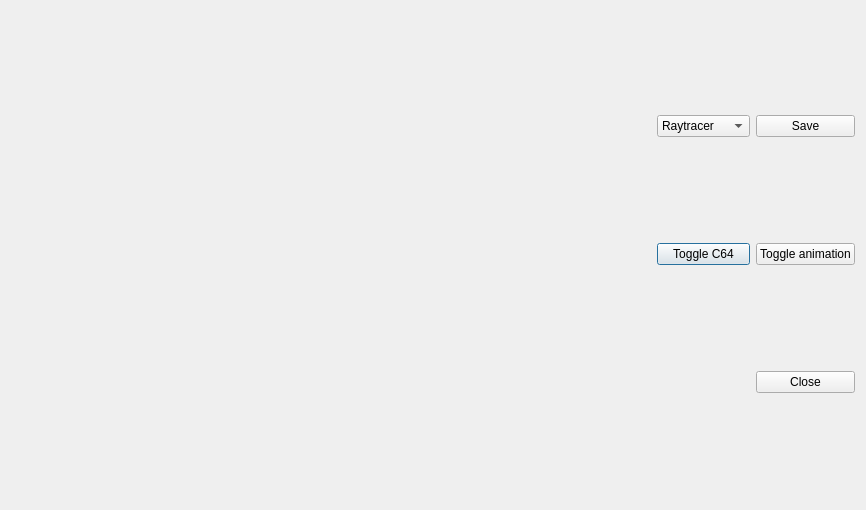
leuat/fjong, file fjong/source/forms/dialogeffects.ui: the form before one commit.
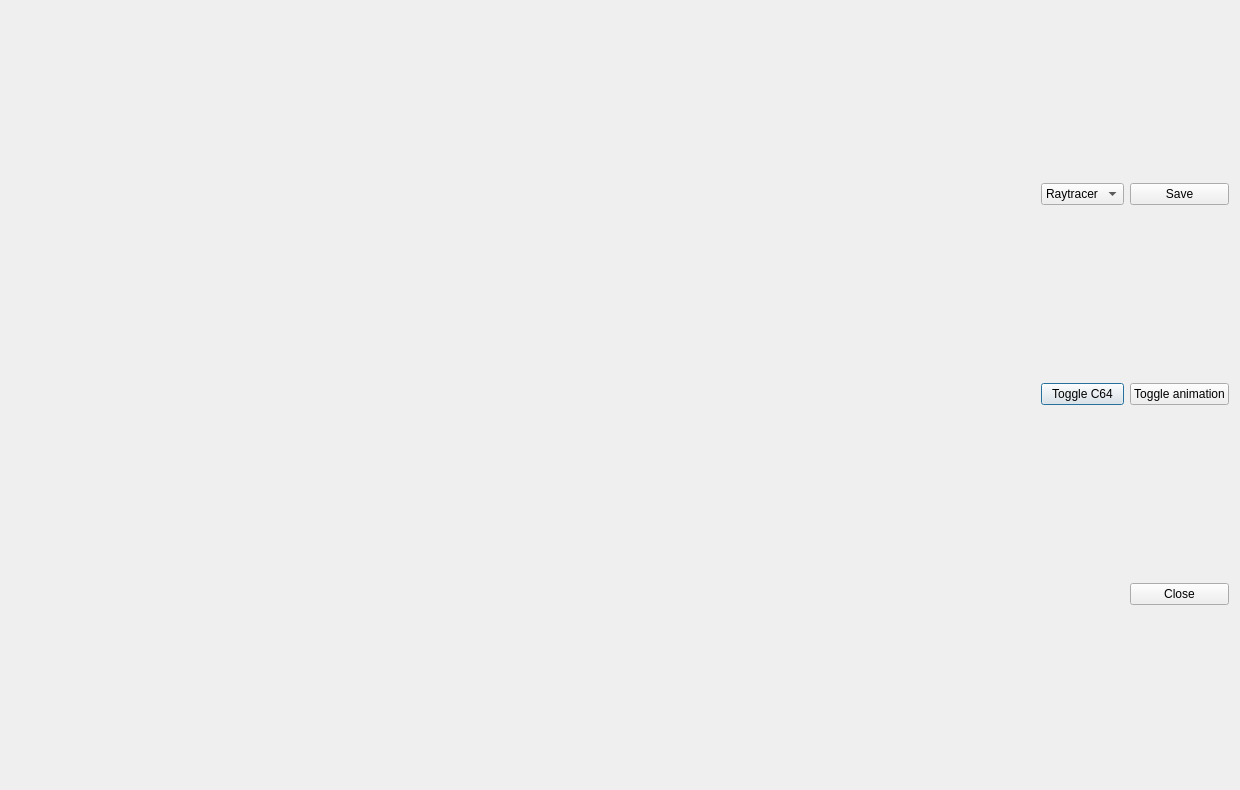
The form after the commit.

What changed in the file:
```diff
--- a/fjong/source/forms/dialogeffects.ui
+++ b/fjong/source/forms/dialogeffects.ui
@@ -6,8 +6,8 @@
    <rect>
     <x>0</x>
     <y>0</y>
-    <width>866</width>
-    <height>510</height>
+    <width>1210</width>
+    <height>700</height>
    </rect>
   </property>
   <property name="windowTitle">
@@ -22,14 +22,14 @@
         <widget class="QLabel" name="lblImage">
          <property name="minimumSize">
           <size>
-           <width>640</width>
-           <height>480</height>
+           <width>1024</width>
+           <height>768</height>
           </size>
          </property>
          <property name="maximumSize">
           <size>
-           <width>800</width>
-           <height>600</height>
+           <width>1024</width>
+           <height>768</height>
           </size>
          </property>
          <property name="text">
```
